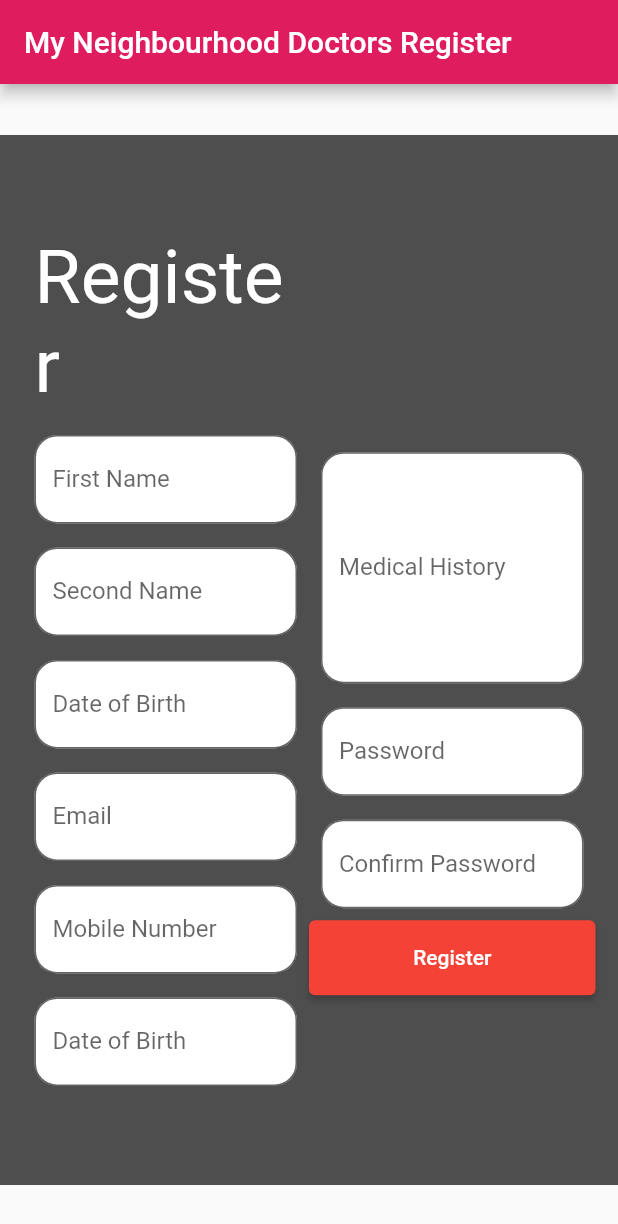
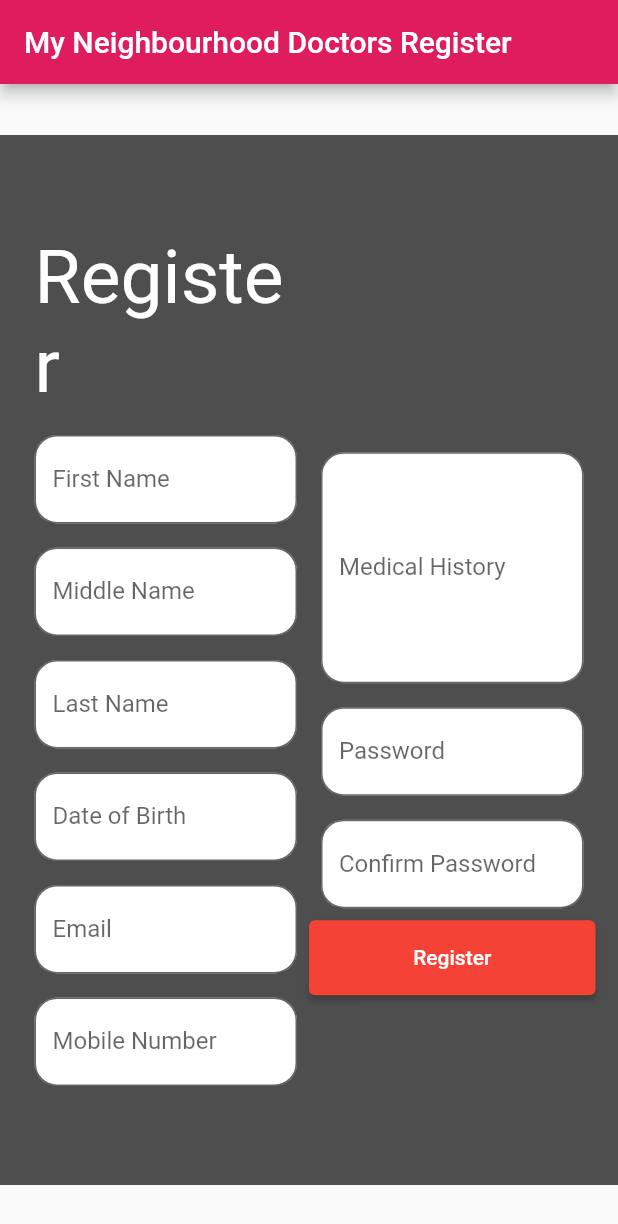
Before and after one commit to hooniez/SEPT-Project, a Flutter app: the screen it shows after launch, after a tap on "Register", on a phone screen of 412 x 824 dp. Shown: the top 1224 px of the screen. Run offline on Flutter 3.47's test engine with Material 2 defaults, Android fonts, the phone set to English and light mode, and no system bars; missing offline and left inert: dart:html; network calls fail.

Commit message:
fixed register page for database

```diff
--- a/Frontend/frontend/lib/registerPage.dart
+++ b/Frontend/frontend/lib/registerPage.dart
@@ -14,6 +14,7 @@ class RegisterPage extends StatefulWidget {
 class _MyAppState extends State<RegisterPage> {
   final _formKey = GlobalKey<FormState>();
   TextEditingController firstNameController = TextEditingController();
+  TextEditingController middleNameController = TextEditingController();
   TextEditingController lastNameController = TextEditingController();
   TextEditingController dOBController = TextEditingController();
   TextEditingController emailController = TextEditingController();
@@ -68,7 +69,21 @@ class _MyAppState extends State<RegisterPage> {
                           child: TextFormField(
                             controller: firstNameController,
                             decoration: InputDecoration(
-                              labelText: "Second Name",
+                              labelText: "Middle Name",
+                              filled: true,
+                              fillColor: Colors.white,
+                              border: OutlineInputBorder(
+                                borderRadius: BorderRadius.circular(15),
+                              ),
+                            ),
+                          ),
+                        ),
+                        Padding(
+                          padding: const EdgeInsets.all(8.0),
+                          child: TextFormField(
+                            controller: firstNameController,
+                            decoration: InputDecoration(
+                              labelText: "Last Name",
                               filled: true,
                               fillColor: Colors.white,
                               border: OutlineInputBorder(
@@ -108,19 +123,6 @@ class _MyAppState extends State<RegisterPage> {
                           child: TextFormField(
                             decoration: InputDecoration(
                               labelText: "Mobile Number",
-                              filled: true,
-                              fillColor: Colors.white,
-                              border: OutlineInputBorder(
-                                borderRadius: BorderRadius.circular(15),
-                              ),
-                            ),
-                          ),
-                        ),
-                        Padding(
-                          padding: const EdgeInsets.all(8.0),
-                          child: TextFormField(
-                            decoration: InputDecoration(
-                              labelText: "Date of Birth",
                               filled: true,
                               fillColor: Colors.white,
                               border: OutlineInputBorder(
@@ -194,6 +196,7 @@ class _MyAppState extends State<RegisterPage> {
                               print("*******************");
                               Future res = createPatient(
                                 firstNameController.text,
+                                middleNameController.text,
                                 lastNameController.text,
                                 emailController.text,
                                 dOBController.text,
@@ -248,6 +251,7 @@ class _MyAppState extends State<RegisterPage> {
 
 Future<http.Response> createPatient(
     String firstName,
+    String middleName,
     String lastName,
     String email,
     String dOB,
@@ -261,6 +265,7 @@ Future<http.Response> createPatient(
     },
     body: jsonEncode(<String, String>{
       'FirstName': firstName,
+      'MiddleName': middleName,
       'LastName': lastName,
       'Email': email,
       'DOB': dOB,
```
